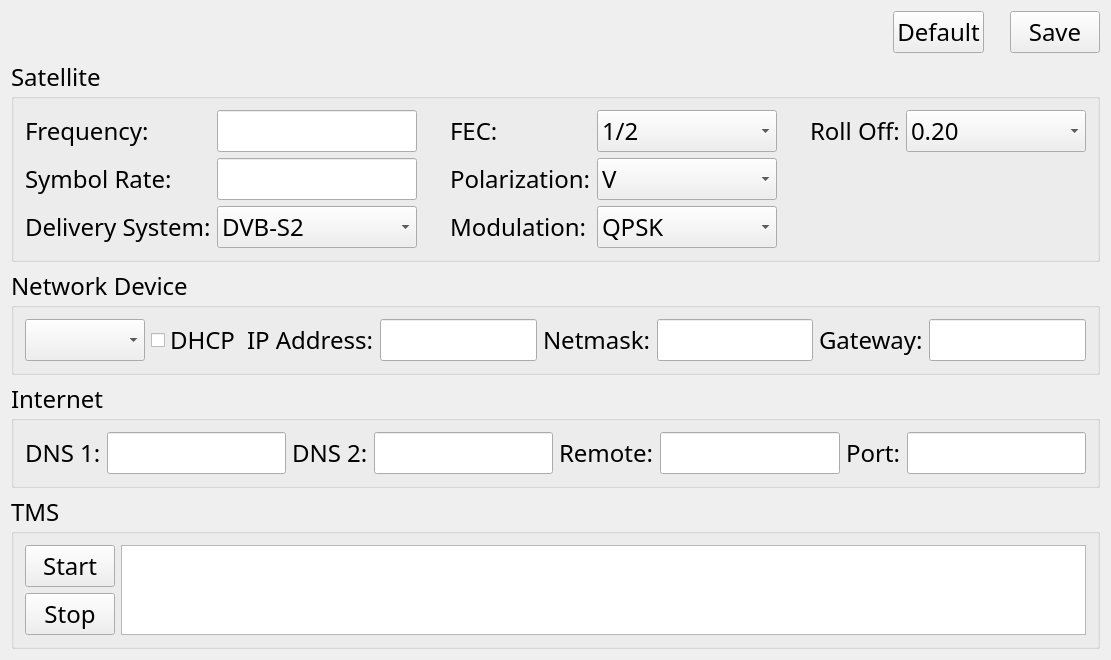
Qt form src/UI/CineCastUi/CineCastUi/setup.ui (killerlife/CineCast) before a commit.
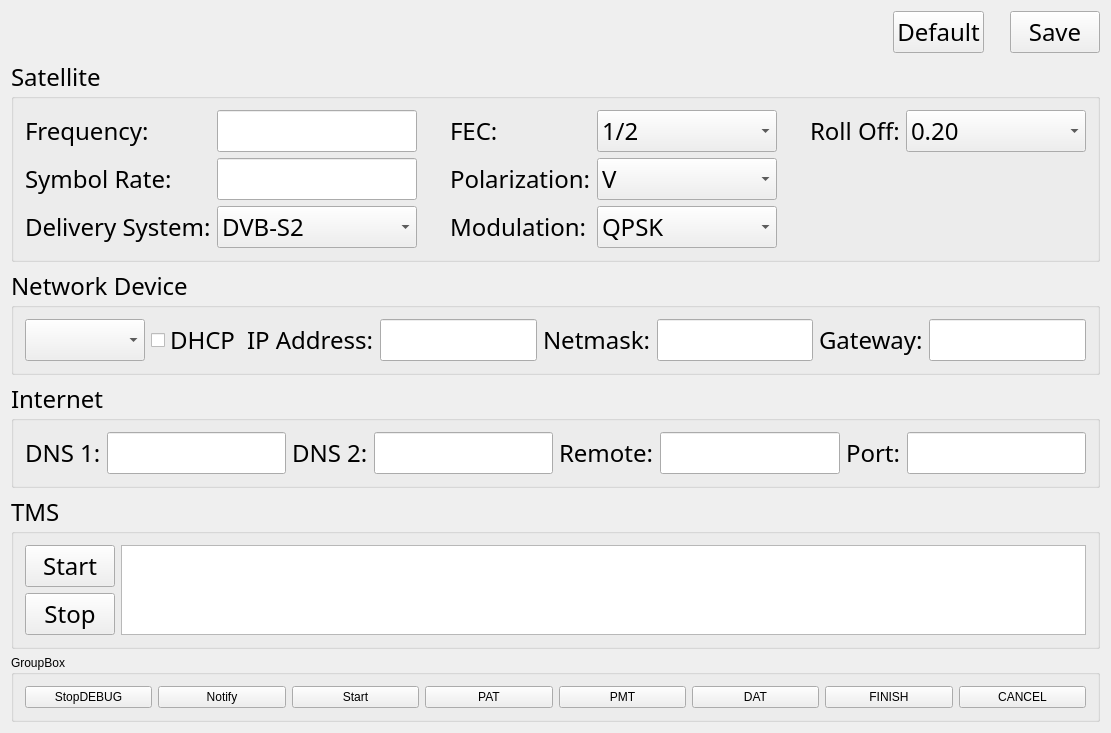
The same form after that commit.

```diff
--- a/src/UI/CineCastUi/CineCastUi/setup.ui
+++ b/src/UI/CineCastUi/CineCastUi/setup.ui
@@ -6,7 +6,7 @@
     <x>0</x>
     <y>0</y>
     <width>1111</width>
-    <height>602</height>
+    <height>666</height>
    </rect>
   </property>
   <property name="windowTitle" >
@@ -998,6 +998,71 @@
      </layout>
     </widget>
    </item>
+   <item>
+    <widget class="QGroupBox" name="groupBox_2" >
+     <property name="title" >
+      <string>GroupBox</string>
+     </property>
+     <layout class="QHBoxLayout" name="horizontalLayout_4" >
+      <item>
+       <widget class="QPushButton" name="pushButton_12" >
+        <property name="text" >
+         <string>StopDEBUG</string>
+        </property>
+       </widget>
+      </item>
+      <item>
+       <widget class="QPushButton" name="pushButton_6" >
+        <property name="text" >
+         <string>Notify</string>
+        </property>
+       </widget>
+      </item>
+      <item>
+       <widget class="QPushButton" name="pushButton_5" >
+        <property name="text" >
+         <string>Start</string>
+        </property>
+       </widget>
+      </item>
+      <item>
+       <widget class="QPushButton" name="pushButton_7" >
+        <property name="text" >
+         <string>PAT</string>
+        </property>
+       </widget>
+      </item>
+      <item>
+       <widget class="QPushButton" name="pushButton_8" >
+        <property name="text" >
+         <string>PMT</string>
+        </property>
+       </widget>
+      </item>
+      <item>
+       <widget class="QPushButton" name="pushButton_9" >
+        <property name="text" >
+         <string>DAT</string>
+        </property>
+       </widget>
+      </item>
+      <item>
+       <widget class="QPushButton" name="pushButton_10" >
+        <property name="text" >
+         <string>FINISH</string>
+        </property>
+       </widget>
+      </item>
+      <item>
+       <widget class="QPushButton" name="pushButton_11" >
+        <property name="text" >
+         <string>CANCEL</string>
+        </property>
+       </widget>
+      </item>
+     </layout>
+    </widget>
+   </item>
    <item>
     <spacer name="verticalSpacer" >
      <property name="orientation" >
```
